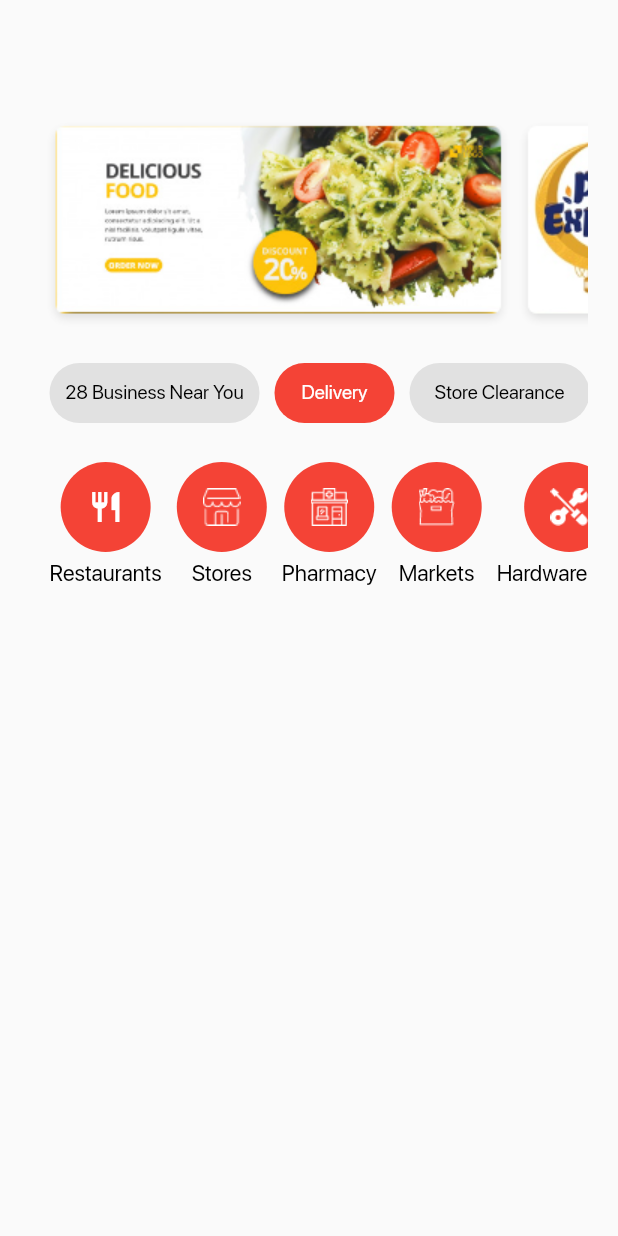
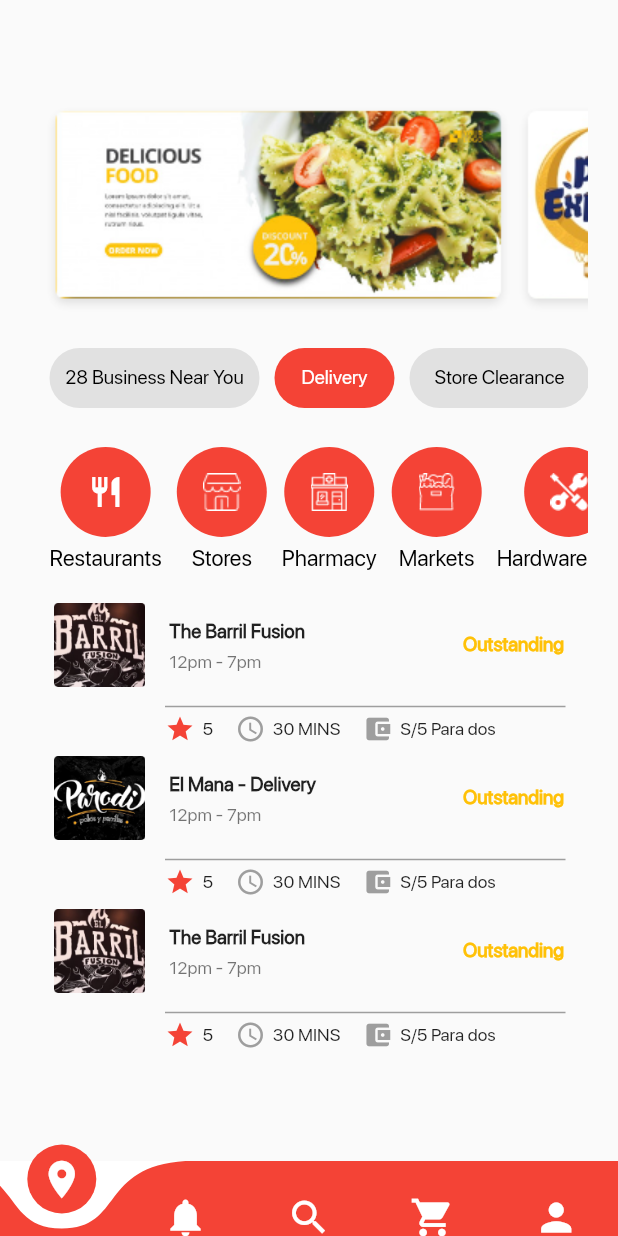
Before and after one commit to shahrukhktk/Food-App-Ui---Project-work, a Flutter app: the screen it shows after launch, on a phone screen of 412 x 824 dp. Run offline on Flutter 3.47's test engine with Material 2 defaults, Android fonts, the phone set to English and light mode, and no system bars; drawn by our look-alikes of curved_navigation_bar; our stand-ins replace google_maps_flutter.

Commit message:
init login & sign up done Order Confirmation (pending) Shop List Done

```diff
--- a/lib/main.dart
+++ b/lib/main.dart
@@ -1,4 +1,5 @@
 import 'package:flutter/material.dart';
+import 'package:foodapp_ui/screens/bottomnavscreen.dart';
 import 'package:foodapp_ui/screens/listofshops.dart';
 
 import 'authentication/signup.dart';
@@ -10,5 +11,5 @@ void main() => runApp(new MaterialApp(
     fontFamily: "SFProDisplay",
   ),
   debugShowCheckedModeBanner: false,
-  home: ShopList(),
+  home: MainScreen(),
 ));
--- /dev/null
+++ b/lib/screens/bottomnavscreen.dart
@@ -0,0 +1,56 @@
+import 'package:curved_navigation_bar/curved_navigation_bar.dart';
+import 'package:flutter/material.dart';
+import 'package:foodapp_ui/screens/listofshops.dart';
+
+class MainScreen extends StatefulWidget
+{
+  @override
+  _MainScreenState createState() => _MainScreenState();
+}
+
+class _MainScreenState extends State<MainScreen>
+{
+
+  int _pageIndex = 0;
+  GlobalKey _bottomNavigationKey = GlobalKey();
+
+  @override
+  Widget build(BuildContext context) {
+
+    final List<Widget> _bottomNavChilds = [
+      ShopList(),
+      ShopList(),
+      ShopList(),
+      ShopList(),
+      ShopList(),
+    ];
+
+    //BottomNavigationBar
+    CurvedNavigationBar bottomNav = new CurvedNavigationBar(key: _bottomNavigationKey,
+      index: 0,
+      height: 50.0,
+      items: <Widget>[
+        Icon(Icons.location_on, size: 30, color: Colors.white,),
+        Icon(Icons.notifications, size: 30,  color: Colors.white,),
+        Icon(Icons.search, size: 30,  color: Colors.white,),
+        Icon(Icons.shopping_cart, size: 30,  color: Colors.white,),
+        Icon(Icons.person, size: 30,  color: Colors.white,),
+      ],
+      color: Colors.red,
+      buttonBackgroundColor: Colors.red,
+      backgroundColor: Colors.white,
+      animationCurve: Curves.easeInOut,
+      animationDuration: Duration(milliseconds: 600),
+      onTap: (index) {
+        setState(() {
+          _pageIndex = index;
+        });
+      },
+    );
+
+    return Scaffold(
+      bottomNavigationBar: bottomNav,
+      body: _bottomNavChilds[_pageIndex],
+    );
+  }
+}
--- a/lib/screens/listofshops.dart
+++ b/lib/screens/listofshops.dart
@@ -1,3 +1,4 @@
+import 'package:flutter/cupertino.dart';
 import 'package:flutter/material.dart';
 import 'package:foodapp_ui/authentication/signup.dart';
 import 'package:foodapp_ui/screens/order_confirmation.dart';
@@ -12,13 +13,74 @@ class _ShopListState extends State<ShopList> {
   @override
   Widget build(BuildContext context) {
 
+    Widget BarrilFusion()
+    {
+      return ListTile(
+        onTap: ()
+        {
+//          Navigator.push(context,
+//            MaterialPageRoute(builder: (context) => ProductDetailsScreen()),);
+        },
+        leading: Image(
+          image: AssetImage('images/barril.png'),
+        ),
+        title: Text('The Barril Fusion',
+          style: TextStyle(
+              fontSize: 13.0, fontWeight: FontWeight.w600, fontFamily: 'SFProDisplay'
+          ),
+        ),
+        subtitle: Text('12pm - 7pm', style: TextStyle(
+            fontFamily: 'SFProDisplay', fontSize: 12.0
+        ),),
+        trailing: Text('Outstanding',
+          style: TextStyle(
+              fontSize: 13.0, fontWeight: FontWeight.w600, fontFamily: 'SFProDisplay', color: Colors.amber
+          ),
+        ),
+      );
+    }
+
+    Widget ElManaDelivery()
+    {
+      return ListTile(
+        onTap: ()
+        {
+//          Navigator.push(context,
+//            MaterialPageRoute(builder: (context) => ProductDetailsScreen()),);
+        },
+        leading: Image(
+          image: AssetImage('images/elmana.png'),
+        ),
+        title: Text('El Mana - Delivery',
+          style: TextStyle(
+              fontSize: 13.0, fontWeight: FontWeight.w600, fontFamily: 'SFProDisplay'
+          ),
+        ),
+        subtitle: Text('12pm - 7pm', style: TextStyle(
+            fontFamily: 'SFProDisplay', fontSize: 12.0
+        ),),
+        trailing: Text('Outstanding',
+          style: TextStyle(
+              fontSize: 13.0, fontWeight: FontWeight.w600, fontFamily: 'SFProDisplay', color: Colors.amber
+          ),
+        ),
+      );
+    }
+
     return Scaffold(
       backgroundColor: Colors.grey[-100],
       body: ListView(
         padding: EdgeInsets.all(20),
         children: <Widget>[
 
-          SizedBox(height: 50,),
+//          Align(
+//              alignment: Alignment.center,
+//              child: Padding(
+//                padding: const EdgeInsets.all(20),
+//                child: Image(image: AssetImage('images/logo.png'), height: 100,),
+//              )),
+
+          SizedBox(height: 40,),
 
           SingleChildScrollView(
             scrollDirection: Axis.horizontal,
@@ -242,12 +304,118 @@ class _ShopListState extends State<ShopList> {
                       ],
                     ),
                   ),
-
-
-
                 ],
               ),
             ),
+          ),
+
+
+          Column(
+            children: <Widget>[
+              BarrilFusion(),
+              Padding(
+                padding: const EdgeInsets.only(left: 90, right: 15),
+                child: Divider(
+                  thickness: 1,
+                  height: 10,
+                  color: Colors.grey,
+                ),
+              ),
+              Padding(
+                padding: const EdgeInsets.only(left: 90.0),
+                child: Row(
+                  children: <Widget>[
+                    Icon(Icons.star, color: Colors.red, size: 20,),
+                    Text('  5', style: TextStyle(
+                        fontFamily: 'SFProDisplay', fontSize: 12.0
+                    ),),
+                    SizedBox(width: 15,),
+                    Icon(Icons.access_time, color: Colors.grey, size: 20,),
+                    Text('  30 MINS', style: TextStyle(
+                        fontFamily: 'SFProDisplay', fontSize: 12.0
+                    ),),
+                    SizedBox(width: 15,),
+                    Icon(Icons.account_balance_wallet, color: Colors.grey, size: 20,),
+                    Text('  S/5 Para dos', style: TextStyle(
+                        fontFamily: 'SFProDisplay', fontSize: 12.0
+                    ),),
+
+                  ],
+                ),
+              ),
+            ],
+          ),
+
+          Column(
+            children: <Widget>[
+              ElManaDelivery(),
+              Padding(
+                padding: const EdgeInsets.only(left: 90, right: 15),
+                child: Divider(
+                  thickness: 1,
+                  height: 10,
+                  color: Colors.grey,
+                ),
+              ),
+              Padding(
+                padding: const EdgeInsets.only(left: 90.0),
+                child: Row(
+                  children: <Widget>[
+                    Icon(Icons.star, color: Colors.red, size: 20,),
+                    Text('  5', style: TextStyle(
+                        fontFamily: 'SFProDisplay', fontSize: 12.0
+                    ),),
+                    SizedBox(width: 15,),
+                    Icon(Icons.access_time, color: Colors.grey, size: 20,),
+                    Text('  30 MINS', style: TextStyle(
+                        fontFamily: 'SFProDisplay', fontSize: 12.0
+                    ),),
+                    SizedBox(width: 15,),
+                    Icon(Icons.account_balance_wallet, color: Colors.grey, size: 20,),
+                    Text('  S/5 Para dos', style: TextStyle(
+                        fontFamily: 'SFProDisplay', fontSize: 12.0
+                    ),),
+
+                  ],
+                ),
+              ),
+            ],
+          ),
+
+          Column(
+            children: <Widget>[
+              BarrilFusion(),
+              Padding(
+                padding: const EdgeInsets.only(left: 90, right: 15),
+                child: Divider(
+                  thickness: 1,
+                  height: 10,
+                  color: Colors.grey,
+                ),
+              ),
+              Padding(
+                padding: const EdgeInsets.only(left: 90.0),
+                child: Row(
+                  children: <Widget>[
+                    Icon(Icons.star, color: Colors.red, size: 20,),
+                    Text('  5', style: TextStyle(
+                        fontFamily: 'SFProDisplay', fontSize: 12.0
+                    ),),
+                    SizedBox(width: 15,),
+                    Icon(Icons.access_time, color: Colors.grey, size: 20,),
+                    Text('  30 MINS', style: TextStyle(
+                        fontFamily: 'SFProDisplay', fontSize: 12.0
+                    ),),
+                    SizedBox(width: 15,),
+                    Icon(Icons.account_balance_wallet, color: Colors.grey, size: 20,),
+                    Text('  S/5 Para dos', style: TextStyle(
+                        fontFamily: 'SFProDisplay', fontSize: 12.0
+                    ),),
+
+                  ],
+                ),
+              ),
+            ],
           ),
 
 
--- a/pubspec.yaml
+++ b/pubspec.yaml
@@ -24,6 +24,7 @@ dependencies:
   # Use with the CupertinoIcons class for iOS style icons.
   cupertino_icons: ^0.1.2
   google_maps_flutter: ^0.4.0
+  curved_navigation_bar: ^0.3.2
 
 dev_dependencies:
   flutter_test:
@@ -51,6 +52,9 @@ flutter:
     - images/marketsicon.png
     - images/pharmacy.png
     - images/store.png
+    - images/tag.png
+    - images/barril.png
+    - images/elmana.png
   #  - images/a_dot_burr.jpeg
   #  - images/a_dot_ham.jpeg
 
```
Also changed, not shown: images/barril.png (added), images/elmana.png (added), images/tag.png (added), pubspec.lock.
